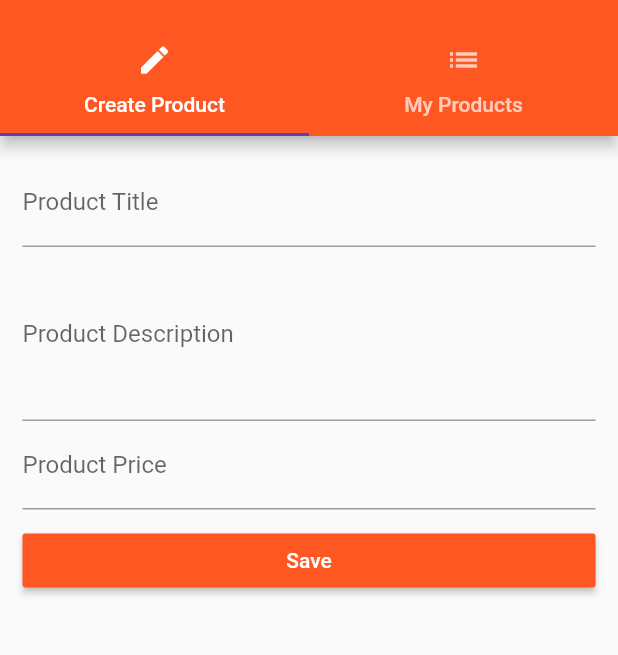
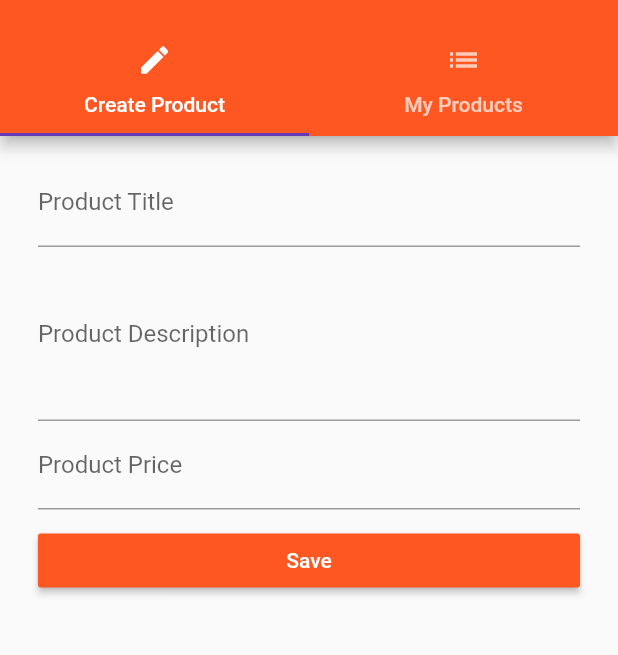
Before and after one commit to co-rama/flutter-content, a Flutter app: the ManageProductPage screen opened by its route, on a phone screen of 412 x 824 dp, the part 59-714 px from its top. Run offline on Flutter 3.47's test engine with Material 2 defaults, Android fonts, the phone set to English and light mode, and no system bars.

Commit message:
Form responsiveness and media querries

```diff
--- a/lib/main.dart
+++ b/lib/main.dart
@@ -36,11 +36,12 @@ class _MyApp extends State<MyApp> {
   @override
   Widget build(BuildContext context) {
     return MaterialApp(
-      title: 'CoramaF',
+      title: 'Corama',
       theme: ThemeData(
         brightness: Brightness.light,
         primarySwatch: Colors.deepOrange,
         accentColor: Colors.deepPurple,
+        // buttonColor: Colors.purple[3000],
         // fontFamily: 'Oswald',
       ),
       home: AuthPage(),
--- a/lib/pages/auth.dart
+++ b/lib/pages/auth.dart
@@ -66,6 +66,8 @@ class _AuthPage extends State<AuthPage> {
 
   @override
   Widget build(BuildContext context) {
+    final double deviceWidth = MediaQuery.of(context).size.width;
+    final double targetWidth = deviceWidth > 550.0 ? 500.0 : deviceWidth * 0.95;
     return Scaffold(
       appBar: AppBar(
         title: Text('Login'),
@@ -77,6 +79,8 @@ class _AuthPage extends State<AuthPage> {
         ),
         child: Center(
           child: SingleChildScrollView(
+            child: Container(
+              width: targetWidth,
               child: Column(
                 children: [
                   _buildEmailTextField(),
@@ -96,6 +100,7 @@ class _AuthPage extends State<AuthPage> {
             ),
           ),
         ),
+      ),
     );
   }
 }
--- a/lib/pages/product_create.dart
+++ b/lib/pages/product_create.dart
@@ -62,6 +62,9 @@ class _ProductCreate extends State<ProductCreate> {
 
   @override
   Widget build(BuildContext context) {
+    final double deviceWidth = MediaQuery.of(context).size.width;
+    final double targetWidth = deviceWidth > 550.0 ? 500.0 : deviceWidth * 0.95;
+    final double targetPadding = deviceWidth - targetWidth;
     // return Center(
     //     child: RaisedButton(
     //   onPressed: () {
@@ -77,8 +80,11 @@ class _ProductCreate extends State<ProductCreate> {
     // ));
 
     return Container(
+      width: targetWidth,
       margin: EdgeInsets.all(15.0),
+      // THE LIST VIEW BY DEFAULT OCCUPY THE WHOLE WIDTH
       child: ListView(
+        padding: EdgeInsets.symmetric(horizontal: targetPadding / 2),
         children: <Widget>[
           _buildTitleTextField(),
           _buildDescriptionTextField(),
```
Lines whose indentation alone changed are shown as unchanged.
